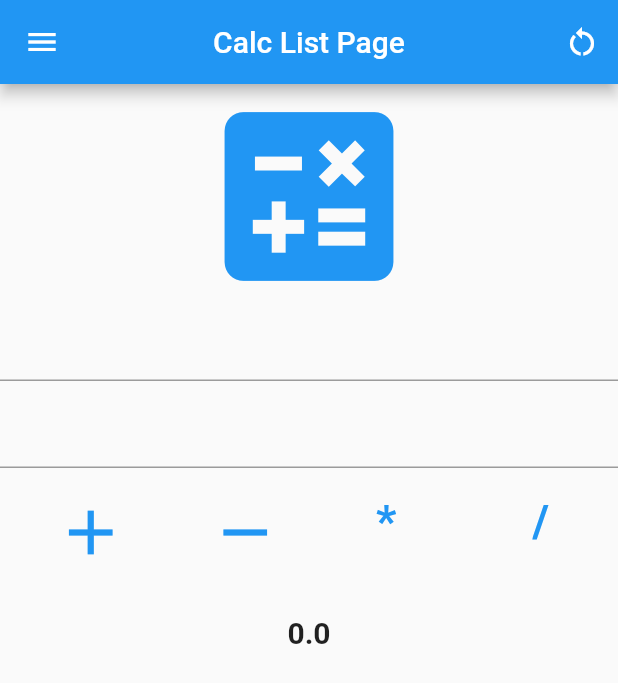
After one commit to igor-rizzi/calculadora_imc, a Flutter app: the CalcListPage screen opened directly, on a phone screen of 412 x 824 dp. The commit adds this screen. Shown: the top 683 px of the screen. Run offline on Flutter 3.47's test engine with Material 2 defaults, Android fonts, the phone set to English and light mode, and no system bars; network calls fail.

Commit message:
Calculadora lista

```diff
--- a/lib/components/menu_component.dart
+++ b/lib/components/menu_component.dart
@@ -1,3 +1,5 @@
+import 'package:calculadora_imc/pages/calc_list_page.dart';
+
 import '../pages/about_page.dart';
 import '../pages/home_page.dart';
 import 'package:flutter/cupertino.dart';
@@ -41,7 +43,7 @@ Widget Menu(BuildContext context)
               },
             ),
             ListTile(
-              title: const Text('Home Page'),
+              title: const Text('About Page'),
               onTap: () {
                 Navigator.push(
                     context,
@@ -49,6 +51,15 @@ Widget Menu(BuildContext context)
                 );
               },
             ),
+            ListTile(
+              title: const Text('Calculadora Lista'),
+              onTap: () {
+                Navigator.push(
+                    context,
+                    MaterialPageRoute(builder: (context) => CalcListPage(title: 'Calc List Page'))
+                );
+              },
+            ),
           ]
       )
   );
--- /dev/null
+++ b/lib/pages/calc_list_page.dart
@@ -0,0 +1,185 @@
+import 'package:flutter/cupertino.dart';
+import 'package:flutter/material.dart';
+
+import '../components/menu_component.dart';
+
+class CalcListPage extends StatefulWidget {
+  const CalcListPage({Key? key, required this.title}) : super(key: key);
+
+  final String title;
+
+  @override
+  State<CalcListPage> createState() => _CalcListPageState();
+}
+
+class _CalcListPageState extends State<CalcListPage> {
+  double _result = 0;
+
+  final _inputNum1 = TextEditingController();
+  final _inputNum2 = TextEditingController();
+  List<String> _list = <String>[];
+
+  void _add() {
+    _result = double.parse(_inputNum1.text) + double.parse(_inputNum2.text);
+
+    _setList();
+  }
+
+  void _subtract() {
+    _result = double.parse(_inputNum1.text) - double.parse(_inputNum2.text);
+
+    _setList();
+  }
+
+  void _multiply() {
+    _result = double.parse(_inputNum1.text) * double.parse(_inputNum2.text);
+
+    _setList();
+  }
+
+  void _divide() {
+    _result = double.parse(_inputNum1.text) / double.parse(_inputNum2.text);
+
+    _setList();
+  }
+
+  void _setList() {
+    _list.add(_result.toString());
+    _inputNum1.clear();
+    _inputNum2.clear();
+
+    setState(() {
+      _list = _list;
+    });
+  }
+
+  void _limpaLista() {
+    _list.clear();
+
+    setState(() {
+      _list = _list;
+    });
+  }
+
+  @override
+  Widget build(BuildContext context) {
+    return Scaffold(
+      appBar: AppBar(
+        centerTitle: true,
+        title: Text(widget.title, textAlign: TextAlign.center),
+        actions: <Widget>[
+          IconButton(
+            icon: Icon(
+              Icons.restart_alt,
+              color: Colors.white,
+            ),
+            onPressed: _limpaLista,
+          )
+        ],
+      ),
+      drawer: Menu(context),
+      body: SingleChildScrollView(
+        child: Column(
+            mainAxisAlignment: MainAxisAlignment.center,
+            children: <Widget>[
+              Row(
+                  mainAxisAlignment: MainAxisAlignment.center,
+                  crossAxisAlignment: CrossAxisAlignment.start,
+                  children: [
+                    Icon(
+                      Icons.calculate,
+                      size: 150,
+                      color: Colors.blue,
+                    ),
+                  ]
+              ),
+              TextField(
+                  textAlign: TextAlign.center,
+                  controller: _inputNum1,
+                  style: TextStyle(fontSize: 16)),
+              SizedBox(
+                height: 10,
+              ),
+              TextField(
+                  textAlign: TextAlign.center,
+                  controller: _inputNum2,
+                  style: TextStyle(fontSize: 16)),
+              SizedBox(
+                height: 10,
+              ),
+              Row(
+                mainAxisAlignment: MainAxisAlignment.spaceAround,
+                crossAxisAlignment: CrossAxisAlignment.start,
+                children: [
+                  IconButton(
+                    icon: Icon(Icons.add, size: 50, color: Colors.blue),
+                    onPressed: _add,
+                  ),
+                  IconButton(
+                    icon: Icon(Icons.remove, size: 50, color: Colors.blue),
+                    onPressed: _subtract,
+                  ),
+                  IconButton(
+                      onPressed: _multiply,
+                      icon: Text("*",
+                          style: TextStyle(
+                              fontSize: 30,
+                              color: Colors.blue,
+                              fontWeight: FontWeight.bold))),
+                  IconButton(
+                      onPressed: _divide,
+                      icon: Text("/",
+                          style: TextStyle(
+                              fontSize: 30,
+                              color: Colors.blue,
+                              fontWeight: FontWeight.bold))),
+                ],
+              ),
+              SizedBox(
+                height: 10,
+              ),
+              SizedBox(
+                height: 10,
+              ),
+              SizedBox(
+                height: 10,
+              ),
+              SizedBox(
+                height: 10,
+              ),
+              Text(
+                _result.toString(),
+                textAlign: TextAlign.center,
+                style: TextStyle(fontSize: 20, fontWeight: FontWeight.bold),
+              ),
+              SizedBox(
+                height: 10,
+              ),
+              SizedBox(
+                  height: 500,
+                  child: ListView.builder(
+                      padding: const EdgeInsets.all(8),
+                      itemCount: _list.length,
+                      itemBuilder: (BuildContext context, int index) {
+                        return ListTile(
+                            title: Text('${_list[index]}',
+                                style: TextStyle(fontSize: 16)),
+                            trailing: IconButton(
+                              icon: Icon(
+                                Icons.delete,
+                                color: Colors.red,
+                              ),
+                              onPressed: () {
+                                _list.removeAt(index);
+
+                                setState(() {
+                                  _list = _list;
+                                });
+                              },
+                            ));
+                      })),
+            ]),
+      ),
+    );
+  }
+}
```
Also changed, not shown: 5 other files.
